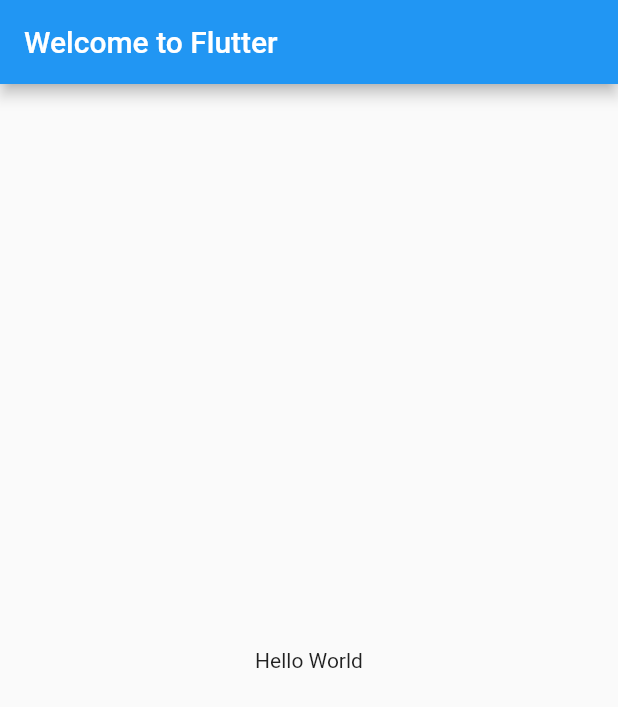
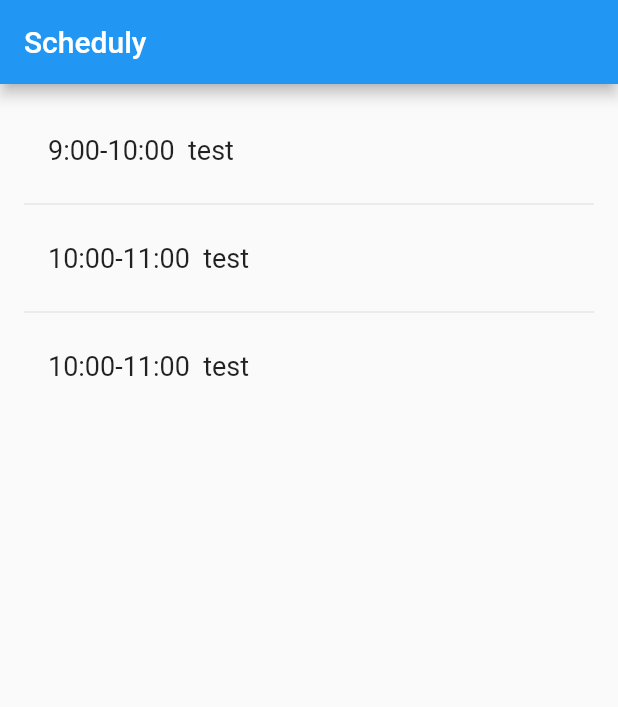
Before and after one commit to BartlomiejRasztabiga/scheduly-app, a Flutter app: the screen it shows after launch, on a phone screen of 412 x 824 dp. Shown: the top 707 px of the screen. Run offline on Flutter 3.47's test engine with Material 2 defaults, Android fonts, the phone set to English and light mode, and no system bars.

Commit message:
Add basic data class and test view

```diff
--- a/lib/main.dart
+++ b/lib/main.dart
@@ -9,16 +9,67 @@ void main() => runApp(MyApp());
 class MyApp extends StatelessWidget {
   @override
   Widget build(BuildContext context) {
-    return MaterialApp(
-      title: 'Welcome to Flutter',
-      home: Scaffold(
-        appBar: AppBar(
-          title: Text('Welcome to Flutter'),
-        ),
-        body: Center(
-          child: Text('Hello World'),
-        ),
+    return MaterialApp(title: 'Welcome to Flutter', home: TodaysSchedule());
+  }
+}
+
+class TodaysSchedule extends StatefulWidget {
+  @override
+  _TodaysScheduleState createState() => _TodaysScheduleState();
+}
+
+class _TodaysScheduleState extends State<TodaysSchedule> {
+  final _entries = <ScheduleEntry>[
+    new ScheduleEntry("9:00", "10:00", "test"),
+    new ScheduleEntry("10:00", "11:00", "test"),
+    new ScheduleEntry("10:00", "11:00", "test")
+  ];
+  final _biggerFont = TextStyle(fontSize: 18.0);
+
+  @override
+  Widget build(BuildContext context) {
+    return Scaffold(
+      appBar: AppBar(
+        title: Text('Scheduly'),
+      ),
+      body: _buildSuggestions(),
+    );
+  }
+
+  Widget _buildSuggestions() {
+    return ListView.separated(
+        padding: EdgeInsets.all(16.0),
+        itemCount: _entries.length,
+        itemBuilder: (context, i) {
+          return _buildRow(_entries[i]);
+        },
+        separatorBuilder: (context, i) {
+          return Divider();
+        });
+  }
+
+  Widget _buildRow(ScheduleEntry pair) {
+    return ListTile(
+      title: Text(
+        pair.toText(),
+        style: _biggerFont,
       ),
     );
   }
 }
+
+class ScheduleEntry {
+  String startingHour;
+  String endingHour;
+  String title;
+
+  ScheduleEntry(String startingHour, String endingHour, String title) {
+    this.startingHour = startingHour;
+    this.endingHour = endingHour;
+    this.title = title;
+  }
+
+  String toText() {
+    return '${this.startingHour}-${this.endingHour}  ${this.title}';
+  }
+}
```
